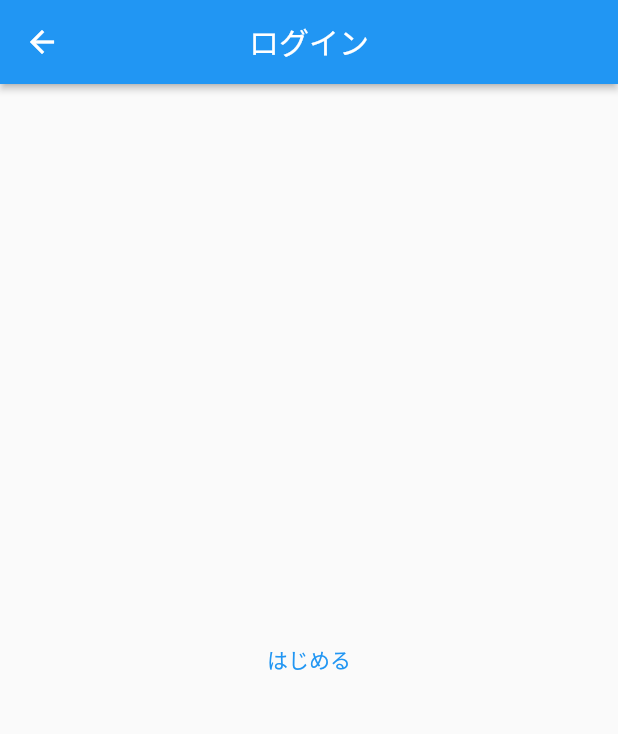
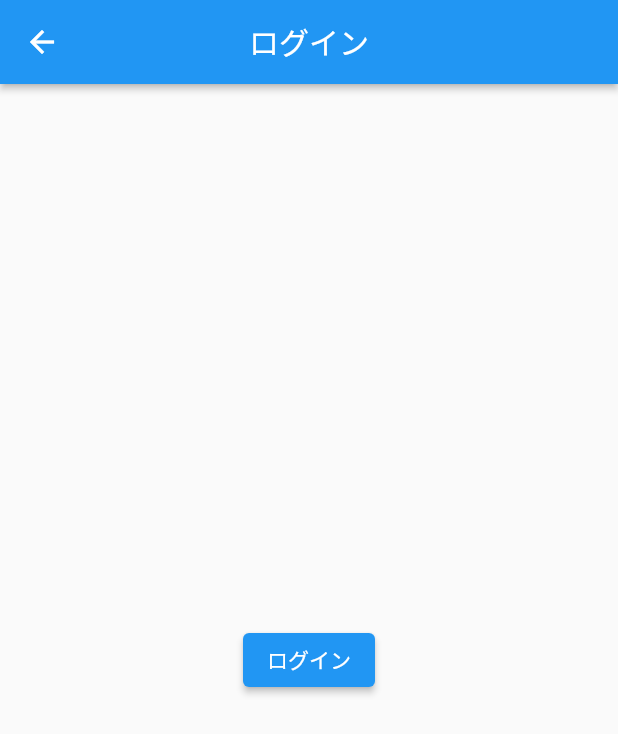
Before and after one commit to team-musashi/stamp-rally, a Flutter app: the LoginPage screen opened directly, on a phone screen of 412 x 824 dp. Shown: the top 734 px of the screen. Run offline on Flutter 3.47's test engine with Material 2 defaults, Android fonts, the phone set to English and light mode, and no system bars; our stand-ins replace cloud_firestore, firebase_auth, firebase_core, flutter_riverpod, freezed_annotation, gap and 1 more; missing offline and left inert: roggle; accounts and stored records are empty.

Commit message:
🚀 feat: ユーザ作成ボタンの文言変更（はじめる -> ログイン）
#22

```diff
--- a/lib/presentation/component/create_user.dart
+++ b/lib/presentation/component/create_user.dart
@@ -9,9 +9,10 @@ class CreateUserButton extends ConsumerWidget {
 
   @override
   Widget build(BuildContext context, WidgetRef ref) {
-    return TextButton(
+    return ElevatedButton(
       onPressed: () => ref.read(userServiceProvider).createUser(),
-      child: const Text('はじめる'),
+      //TODO：ボタンの文言は https://github.com/team-musashi/stamp-rally/issues/21 が終了してから
+      child: const Text('ログイン'),
     );
   }
 }
```
